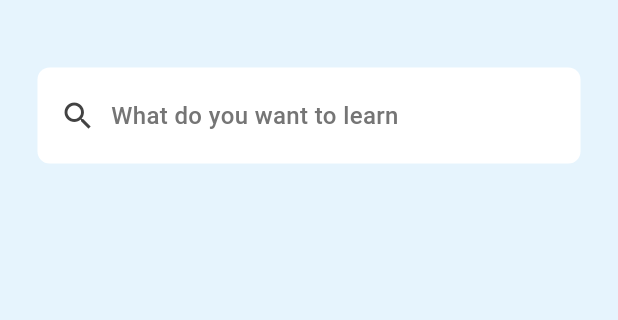
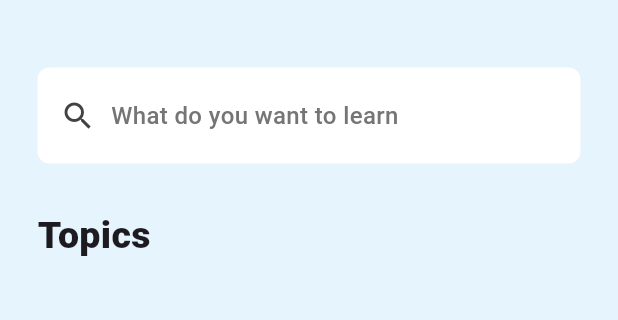
Before and after one commit to viancie/quizzard, a Flutter app: the screen it shows after launch, on a phone screen of 412 x 824 dp, the part 84-404 px from its top. Run offline on Flutter 3.47's test engine with Material 3 defaults, Android fonts, the phone set to English and light mode, and no system bars.

Commit message:
commit na

```diff
--- a/lib/pages/intro_page.dart
+++ b/lib/pages/intro_page.dart
@@ -5,8 +5,8 @@ class IntroPage extends StatelessWidget {
 
   @override
   Widget build(BuildContext context) {
-    return Scaffold(
-      backgroundColor: const Color.fromARGB(255, 230, 244, 253),
+    return const Scaffold(
+      backgroundColor: Color.fromARGB(255, 230, 244, 253),
     );
   }
 }
--- a/lib/pages/search_page.dart
+++ b/lib/pages/search_page.dart
@@ -13,7 +13,7 @@ class _SearchPageState extends State<SearchPage> {
     return Scaffold(
       backgroundColor: const Color.fromARGB(255, 230, 244, 253),
       appBar: AppBar(
-        title: Text(
+        title: const Text(
           "Search",
           style: TextStyle(fontWeight: FontWeight.w900),
         ),
--- a/lib/pages/topic_page.dart
+++ b/lib/pages/topic_page.dart
@@ -20,9 +20,16 @@ class TopicPage extends StatelessWidget {
       ),
       body: const Padding(
         padding: EdgeInsets.all(25),
-        child: Column(children: [
+        child: Column(crossAxisAlignment: CrossAxisAlignment.start, children: [
           SizedBox(height: 20),
           SearchButton(),
+          SizedBox(height: 30),
+          Text(
+            "Topics",
+            style: TextStyle(fontWeight: FontWeight.w900, fontSize: 25),
+          ),
+          SizedBox(height: 20),
+          Row(),
         ]),
       ),
     );
--- a/pubspec.yaml
+++ b/pubspec.yaml
@@ -45,7 +45,7 @@ dev_dependencies:
   # activated in the `analysis_options.yaml` file located at the root of your
   # package. See that file for information about deactivating specific lint
   # rules and activating additional ones.
-  flutter_lints: ^2.0.0
+  flutter_lints: ^3.0.1
 
 # For information on the generic Dart part of this file, see the
 # following page: https://dart.dev/tools/pub/pubspec
```
Also changed, not shown: lib/components/topic_button.dart (added, +19 -0 lines), pubspec.lock.
